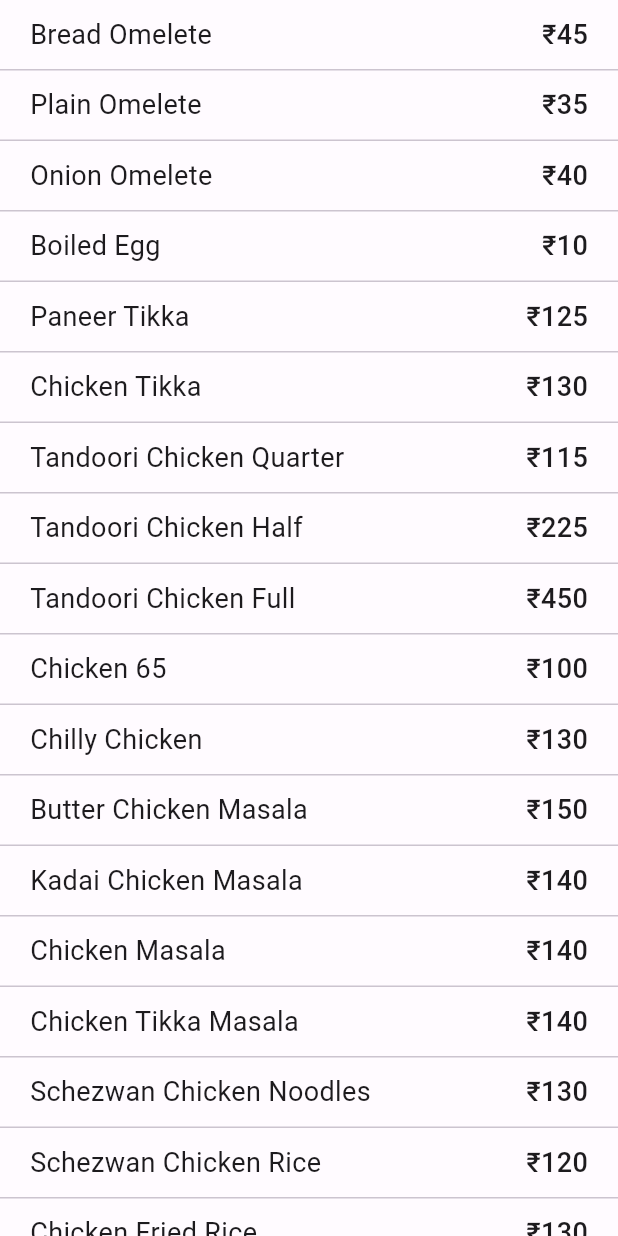
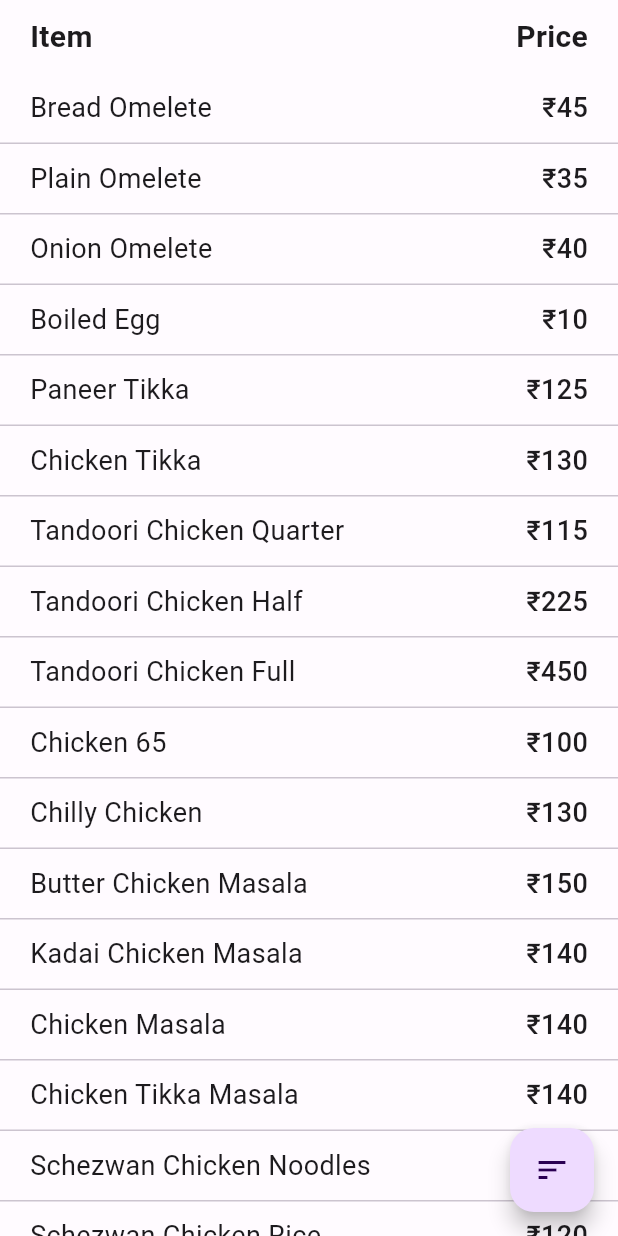
Before and after one commit to shenmareparas/VIT_Bhopal_Mess, a Flutter app: the NightCanteen screen opened directly, on a phone screen of 412 x 824 dp. Run offline on Flutter 3.47's test engine with Material 2 defaults, Android fonts, the phone set to English and light mode, and no system bars; our stand-ins replace photo_view, shared_preferences; accounts and stored records are empty.

Commit message:
Added Sorting Logic To Night Canteen Items

```diff
--- a/lib/map.dart
+++ b/lib/map.dart
@@ -1,6 +1,6 @@
 import 'night_canteen.dart';
 
-final List<Menu> items = [
+List<Menu> items = [
   Menu(name: 'Bread Omelete', price: 45),
   Menu(name: 'Plain Omelete', price: 35),
   Menu(name: 'Onion Omelete', price: 40),
--- a/lib/night_canteen.dart
+++ b/lib/night_canteen.dart
@@ -16,12 +16,62 @@ class NightCanteen extends StatefulWidget {
 }
 
 class NightCanteenState extends State<NightCanteen> {
+  int _sortCounter = 0;
+  final List<Menu> _originalItems = items.toList();
+
+  void sortItems() {
+    List<Menu> sortedItems =
+        List.from(items); // create a new list and copy contents of items
+    setState(() {
+      _sortCounter++;
+      if (_sortCounter == 1) {
+        sortedItems.sort((a, b) => a.price.compareTo(b.price));
+      } else if (_sortCounter == 2) {
+        sortedItems.sort((a, b) => b.price.compareTo(a.price));
+      } else {
+        sortedItems = List.from(_originalItems); // restore original order
+        _sortCounter = 0;
+      }
+      items = sortedItems; // update items with the sorted list
+    });
+  }
+
   @override
   Widget build(BuildContext context) {
     return Scaffold(
       body: ListView.builder(
-        itemCount: items.length,
+        itemCount: items.length + 1, // add 1 for header row
         itemBuilder: (BuildContext context, int index) {
+          if (index == 0) {
+            // header row
+            return const Row(
+              mainAxisAlignment: MainAxisAlignment.spaceBetween,
+              children: [
+                Padding(
+                  padding: EdgeInsets.symmetric(horizontal: 20, vertical: 10),
+                  child: Text(
+                    'Item',
+                    style: TextStyle(
+                      fontSize: 20,
+                      fontWeight: FontWeight.w600,
+                    ),
+                  ),
+                ),
+                Padding(
+                  padding: EdgeInsets.symmetric(horizontal: 20, vertical: 10),
+                  child: Text(
+                    'Price',
+                    style: TextStyle(
+                      fontSize: 20,
+                      fontWeight: FontWeight.w600,
+                    ),
+                  ),
+                ),
+              ],
+            );
+          } else {
+            // menu item row
+            int itemIndex = index - 1; // adjust index for header row
             return Column(
               children: [
                 Padding(
@@ -31,13 +81,13 @@ class NightCanteenState extends State<NightCanteen> {
                     mainAxisAlignment: MainAxisAlignment.spaceBetween,
                     children: [
                       Text(
-                      items[index].name,
-                      style: const TextStyle(fontSize: 18.0),
+                        items[itemIndex].name,
+                        style: const TextStyle(fontSize: 18),
                       ),
                       Text(
-                      '₹${items[index].price}',
+                        '₹${items[itemIndex].price}',
                         style: const TextStyle(
-                        fontSize: 18.0,
+                          fontSize: 18,
                           fontWeight: FontWeight.w500,
                         ),
                       ),
@@ -50,7 +100,12 @@ class NightCanteenState extends State<NightCanteen> {
                 ),
               ],
             );
+          }
         },
+      ),
+      floatingActionButton: FloatingActionButton(
+        onPressed: sortItems,
+        child: const Icon(Icons.sort),
       ),
     );
   }
```
Also changed, not shown: lib/settings.dart (+13 -7 lines). Lines whose indentation alone changed are shown as unchanged.
